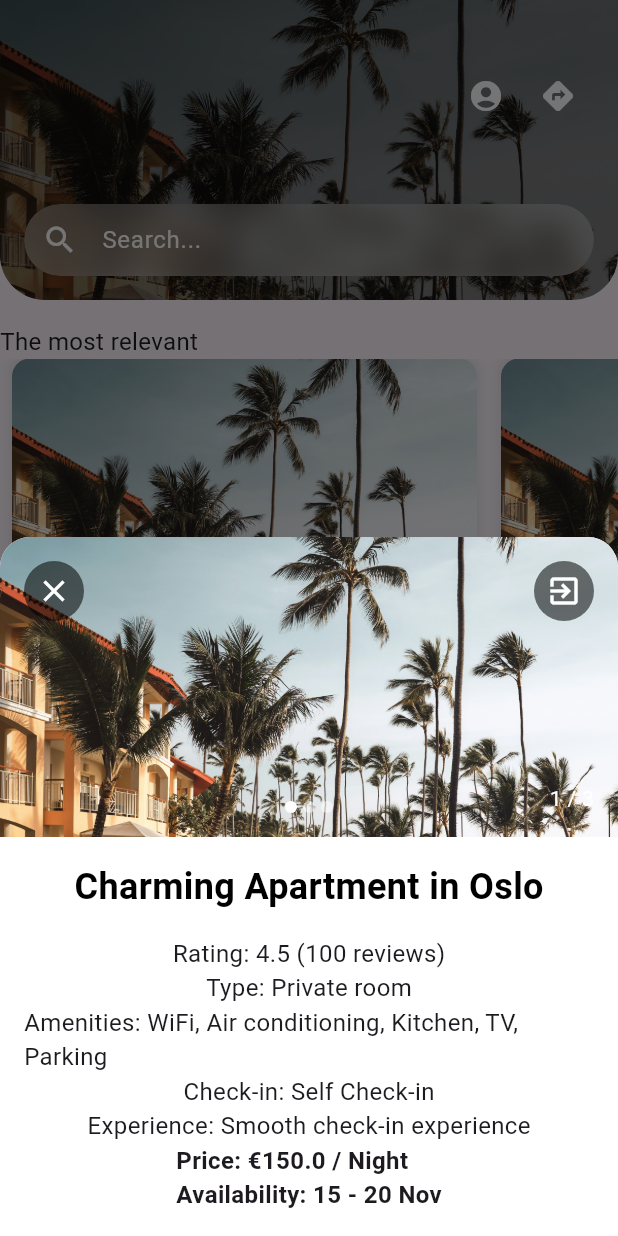
After one commit to abrhame/Live-In-Hotels, a Flutter app: the screen it shows after launch, after a tap on "Charming Apartment in Oslo", on a phone screen of 412 x 824 dp. The commit adds this screen. Run offline on Flutter 3.47's test engine with Material 3 defaults, Android fonts, the phone set to English and light mode, and no system bars.

Commit message:
feat[mobile]: implement room detai

```diff
--- a/lib/datasources/local/dummy_data.dart
+++ b/lib/datasources/local/dummy_data.dart
@@ -140,11 +140,12 @@ const dummy_data = [
 ];
 
 class Room {
-  final String imageUrl;
+  final List<String> imageUrls; // List of image URLs for the room
   final String name;
   final double rating;
-  final int reviews;
+  final int reviewCount; // Number of reviews
   final String hostedBy;
+  final String roomType; // Type of room (e.g., "Entire home", "Private room")
   final List<String> amenities;
   final String checkInType;
   final String checkInDetails;
@@ -152,14 +153,15 @@ class Room {
   final String experienceDetails;
   final double price;
   final String availability;
-  final int numberOfNights;
+  final int numberOfNights; // Number of nights for booking
 
   Room({
-    required this.imageUrl,
+    required this.imageUrls,
     required this.name,
     required this.rating,
-    required this.reviews,
+    required this.reviewCount,
     required this.hostedBy,
+    required this.roomType,
     required this.amenities,
     required this.checkInType,
     required this.checkInDetails,
@@ -173,11 +175,16 @@ class Room {
 
 List<Room> dummyRooms = [
   Room(
-    imageUrl: 'assets/discover_top.jpg',
+    imageUrls: [
+      'assets/discover_top.jpg',
+      'assets/discover_top.jpg',
+      'assets/discover_top.jpg',
+    ], // List of image URLs for the room
     name: 'Entire Cabin in Lillehammer',
     rating: 4.8,
-    reviews: 150,
+    reviewCount: 150, // Number of reviews
     hostedBy: 'Hosted by Anna',
+    roomType: 'Entire home', // Type of room
     amenities: [
       'WiFi',
       'TV',
@@ -197,31 +204,57 @@ List<Room> dummyRooms = [
     availability: '18 - 21 Oct',
     numberOfNights: 3,
   ),
-
   Room(
-    imageUrl: 'assets/discover_top.jpg',
-    name: 'Entire Cabin in Lillehammer',
-    rating: 4.8,
-    reviews: 150,
-    hostedBy: 'Hosted by Anna',
+    imageUrls: [
+      'assets/discover_top.jpg',
+      'assets/discover_top.jpg',
+      'assets/discover_top.jpg',
+    ], // List of image URLs for the second room
+    name: 'Charming Apartment in Oslo',
+    rating: 4.5,
+    reviewCount: 100, // Number of reviews
+    hostedBy: 'Hosted by John',
+    roomType: 'Private room', // Type of room
     amenities: [
       'WiFi',
+      'Air conditioning',
+      'Kitchen',
       'TV',
-      'Indoor fireplace',
-      'Hair dryer',
-      'Washing machine',
-      'Dryer',
-      'Refrigerator',
-      'Dishwasher',
+      'Parking',
     ],
     checkInType: 'Self Check-in',
-    checkInDetails: 'Check yourself in with a lockbox.',
-    experience: 'Great check-in experience',
-    experienceDetails:
-        '100% of recent guests give the check-in process a 5-star rating.',
-    price: 120.0,
-    availability: '18 - 21 Oct',
-    numberOfNights: 3,
+    checkInDetails: 'Use the smart lock for entry.',
+    experience: 'Smooth check-in experience',
+    experienceDetails: 'Most guests found it easy to check in.',
+    price: 150.0,
+    availability: '15 - 20 Nov',
+    numberOfNights: 5,
+  ),
+  Room(
+    imageUrls: [
+      'assets/discover_top.jpg',
+      'assets/discover_top.jpg',
+      'assets/discover_top.jpg',
+    ], // List of image URLs for the third room
+    name: 'Luxurious Villa in Bergen',
+    rating: 4.9,
+    reviewCount: 75, // Number of reviews
+    hostedBy: 'Hosted by Lisa',
+    roomType: 'Entire home', // Type of room
+    amenities: [
+      'WiFi',
+      'Pool',
+      'Gym',
+      'Spa',
+      'Kitchen',
+    ],
+    checkInType: 'Self Check-in',
+    checkInDetails: 'Enjoy the villa at your own pace.',
+    experience: 'Exceptional stay experience',
+    experienceDetails: 'Guests rated their stay highly.',
+    price: 300.0,
+    availability: '1 - 7 Dec',
+    numberOfNights: 6,
   ),
   // Add more rooms as needed
 ];
--- /dev/null
+++ b/lib/presentation/screens/discover/widgets/room_bottom_detail.dart
@@ -0,0 +1,210 @@
+import 'package:flutter/material.dart';
+import '../../../../datasources/local/dummy_data.dart';
+
+class RoomDetailsBottomSheet extends StatelessWidget {
+  final Room room;
+
+  RoomDetailsBottomSheet({Key? key, required this.room}) : super(key: key);
+
+  @override
+  Widget build(BuildContext context) {
+    return GestureDetector(
+      onTap: () {
+        // Close the bottom sheet when tapping outside of it
+        Navigator.pop(context);
+      },
+      child: ClipRRect(
+        borderRadius: BorderRadius.vertical(
+            top: Radius.circular(20.0)), // Curvy top corners
+        child: Container(
+          decoration: BoxDecoration(
+            color: Colors.white,
+          ),
+          child: Column(
+            mainAxisSize: MainAxisSize.min, // Size the column based on content
+            children: [
+              _ImageSlider(imageUrls: room.imageUrls),
+              Padding(
+                padding: const EdgeInsets.all(16.0),
+                child: Text(
+                  room.name,
+                  style: TextStyle(
+                      fontSize: 24,
+                      fontWeight: FontWeight.bold,
+                      color: Colors.black),
+                ),
+              ),
+              Padding(
+                padding: const EdgeInsets.symmetric(horizontal: 16.0),
+                child: Text(
+                  "Rating: ${room.rating} (${room.reviewCount} reviews)",
+                  style: TextStyle(fontSize: 16),
+                ),
+              ),
+              Padding(
+                padding: const EdgeInsets.symmetric(horizontal: 16.0),
+                child: Text(
+                  "Type: ${room.roomType}",
+                  style: TextStyle(fontSize: 16),
+                ),
+              ),
+              Padding(
+                padding: const EdgeInsets.symmetric(horizontal: 16.0),
+                child: Text(
+                  "Amenities: ${room.amenities.join(', ')}",
+                  style: TextStyle(fontSize: 16),
+                ),
+              ),
+              Padding(
+                padding: const EdgeInsets.symmetric(horizontal: 16.0),
+                child: Text(
+                  "Check-in: ${room.checkInType}",
+                  style: TextStyle(fontSize: 16),
+                ),
+              ),
+              Padding(
+                padding: const EdgeInsets.symmetric(horizontal: 16.0),
+                child: Text(
+                  "Experience: ${room.experience}",
+                  style: TextStyle(fontSize: 16),
+                ),
+              ),
+              Padding(
+                padding: const EdgeInsets.symmetric(horizontal: 16.0),
+                child: Text(
+                  "Price: €${room.price} / Night\nAvailability: ${room.availability}",
+                  style: TextStyle(fontSize: 16, fontWeight: FontWeight.bold),
+                ),
+              ),
+              SizedBox(height: 16), // Add some space at the bottom
+            ],
+          ),
+        ),
+      ),
+    );
+  }
+}
+
+// Dummy Image Slider Widget
+class _ImageSlider extends StatefulWidget {
+  final List<String> imageUrls;
+
+  const _ImageSlider({Key? key, required this.imageUrls}) : super(key: key);
+
+  @override
+  _ImageSliderState createState() => _ImageSliderState();
+}
+
+class _ImageSliderState extends State<_ImageSlider> {
+  int _currentIndex = 0; // Track the current index of the image slider
+
+  @override
+  Widget build(BuildContext context) {
+    return Stack(
+      children: [
+        SizedBox(
+          height: 200,
+          child: PageView.builder(
+            itemCount: widget.imageUrls.length,
+            onPageChanged: (index) {
+              setState(() {
+                _currentIndex = index;
+              });
+            },
+            itemBuilder: (context, index) {
+              return Container(
+                decoration: BoxDecoration(
+                  borderRadius: BorderRadius.vertical(
+                      top: Radius.circular(
+                          20.0)), // Curvy top corners for each image
+                  overflow: BoxOverflow.clip,
+                ),
+                child: Image.asset(
+                  widget.imageUrls[index],
+                  fit: BoxFit.cover,
+                ),
+              );
+            },
+          ),
+        ),
+        // Overlay for dots
+        Positioned(
+          bottom: 16,
+          left: 0,
+          right: 0,
+          child: Row(
+            mainAxisAlignment: MainAxisAlignment.center,
+            children: List.generate(widget.imageUrls.length, (index) {
+              return Container(
+                margin: const EdgeInsets.symmetric(horizontal: 2),
+                width: 8,
+                height: 8,
+                decoration: BoxDecoration(
+                  color: _currentIndex == index
+                      ? Colors.white
+                      : Colors.white.withOpacity(0.5),
+                  shape: BoxShape.circle,
+                ),
+              );
+            }),
+          ),
+        ),
+        // Image index indicator
+        Positioned(
+          bottom: 16,
+          right: 16,
+          child: Text(
+            "${_currentIndex + 1} / ${widget.imageUrls.length}",
+            style: TextStyle(color: Colors.white),
+          ),
+        ),
+        // Close icon
+        Positioned(
+          top: 16,
+          left: 16,
+          child: GestureDetector(
+            onTap: () {
+              Navigator.pop(context); // Close the bottom sheet
+            },
+            child: Container(
+              decoration: BoxDecoration(
+                color: Colors.black54,
+                shape: BoxShape.circle,
+              ),
+              child: Padding(
+                padding: const EdgeInsets.all(8.0),
+                child: Icon(
+                  Icons.close,
+                  color: Colors.white,
+                ),
+              ),
+            ),
+          ),
+        ),
+        // Exit icon
+        Positioned(
+          top: 16,
+          right: 16,
+          child: GestureDetector(
+            onTap: () {
+              // Handle exit action here
+            },
+            child: Container(
+              decoration: BoxDecoration(
+                color: Colors.black54,
+                shape: BoxShape.circle,
+              ),
+              child: Padding(
+                padding: const EdgeInsets.all(8.0),
+                child: Icon(
+                  Icons.exit_to_app,
+                  color: Colors.white,
+                ),
+              ),
+            ),
+          ),
+        ),
+      ],
+    );
+  }
+}
--- a/lib/presentation/screens/discover/widgets/room_list.dart
+++ b/lib/presentation/screens/discover/widgets/room_list.dart
@@ -1,6 +1,7 @@
 import 'package:flutter/material.dart';
 
 import '../../../../datasources/local/dummy_data.dart';
+import 'room_bottom_detail.dart';
 
 class RoomCard extends StatelessWidget {
   final Room room;
@@ -12,7 +13,9 @@ class RoomCard extends StatelessWidget {
     double discountedPrice = room.price * 0.9; // Example discount of 10%
     double totalPrice = discountedPrice * room.numberOfNights;
 
-    return Container(
+    return GestureDetector(
+      onTap: () => _showRoomDetails(context, room),
+      child: Container(
         width: 310,
         margin: const EdgeInsets.symmetric(horizontal: 8.0),
         decoration: BoxDecoration(
@@ -30,7 +33,7 @@ class RoomCard extends StatelessWidget {
           child: Column(
             crossAxisAlignment: CrossAxisAlignment.start,
             children: [
-            Image.asset(room.imageUrl,
+              Image.asset(room.imageUrls[0],
                   fit: BoxFit.cover, height: 200, width: double.infinity),
               Padding(
                 padding: const EdgeInsets.all(8.0),
@@ -49,7 +52,7 @@ class RoomCard extends StatelessWidget {
                           children: [
                             Icon(Icons.star, color: Colors.black),
                             Text(
-                            '${room.rating}(${room.reviews})',
+                              '${room.rating}(${room.reviewCount})',
                               style: TextStyle(fontWeight: FontWeight.bold),
                             ),
                           ],
@@ -91,8 +94,21 @@ class RoomCard extends StatelessWidget {
             ],
           ),
         ),
+      ),
     );
   }
+}
+
+void _showRoomDetails(BuildContext context, Room room) {
+  showModalBottomSheet(
+    context: context,
+    isScrollControlled: true,
+    builder: (context) {
+      return RoomDetailsBottomSheet(
+        room: room,
+      );
+    },
+  );
 }
 
 class RoomList extends StatelessWidget {
```
Lines whose indentation alone changed are shown as unchanged.
